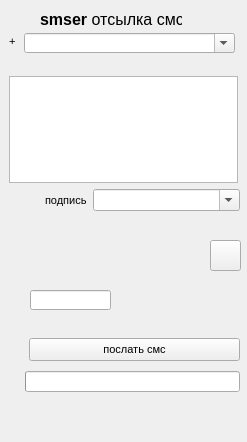
First picture: the form in src/mainwidget.ui, repository sluge/smser, before the edit.
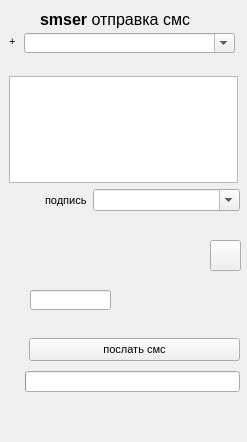
Second picture: the form after the edit. Icons and pictures are not drawn.

What changed in the file:
```diff
--- a/src/mainwidget.ui
+++ b/src/mainwidget.ui
@@ -24,7 +24,7 @@
     <rect>
      <x>40</x>
      <y>10</y>
-     <width>142</width>
+     <width>201</width>
      <height>20</height>
     </rect>
    </property>
@@ -36,7 +36,7 @@
 &lt;table border=&quot;0&quot; style=&quot;-qt-table-type: root; margin-top:4px; margin-bottom:4px; margin-left:4px; margin-right:4px;&quot;&gt;
 &lt;tr&gt;
 &lt;td style=&quot;border: none;&quot;&gt;
-&lt;p style=&quot; margin-top:0px; margin-bottom:0px; margin-left:0px; margin-right:0px; -qt-block-indent:0; text-indent:0px;&quot;&gt;&lt;span style=&quot; font-size:12pt; font-weight:600;&quot;&gt;smser &lt;/span&gt;&lt;span style=&quot; font-size:12pt;&quot;&gt;отсылка смс&lt;/span&gt;&lt;/p&gt;&lt;/td&gt;&lt;/tr&gt;&lt;/table&gt;&lt;/body&gt;&lt;/html&gt;</string>
+&lt;p style=&quot; margin-top:0px; margin-bottom:0px; margin-left:0px; margin-right:0px; -qt-block-indent:0; text-indent:0px;&quot;&gt;&lt;span style=&quot; font-size:12pt; font-weight:600;&quot;&gt;smser &lt;/span&gt;&lt;span style=&quot; font-size:12pt;&quot;&gt;отправка смс&lt;/span&gt;&lt;/p&gt;&lt;/td&gt;&lt;/tr&gt;&lt;/table&gt;&lt;/body&gt;&lt;/html&gt;</string>
    </property>
    <property name="alignment">
     <set>Qt::AlignCenter</set>
@@ -392,15 +392,18 @@
   <widget class="QLabel" name="webSiteTL">
    <property name="geometry">
     <rect>
-     <x>70</x>
+     <x>20</x>
      <y>420</y>
-     <width>91</width>
+     <width>191</width>
      <height>20</height>
     </rect>
    </property>
    <property name="text">
     <string/>
    </property>
+   <property name="alignment">
+    <set>Qt::AlignCenter</set>
+   </property>
    <property name="openExternalLinks">
     <bool>true</bool>
    </property>
```
Left out of the diff: 3 changed lines with no effect on the pictures.
